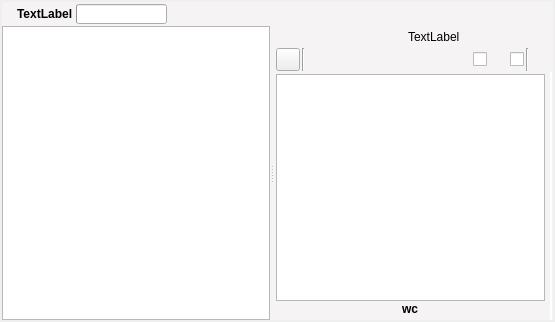
This is ui/manuscript_view.ui in zkovari/plotlyst as Qt 5 draws it before an edit. The edited form follows.
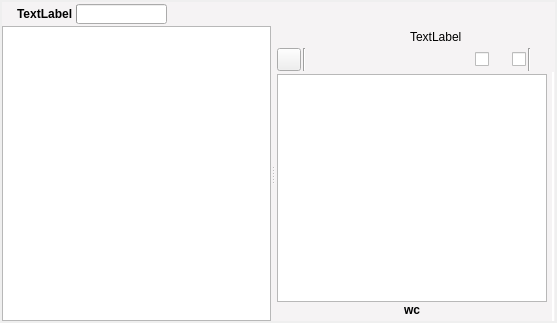
This is the edited form. Custom widgets are drawn as their Qt base class.

Commit message: Scene and chapter creation in manuscript view

Diff of the .ui file:
```diff
--- a/ui/manuscript_view.ui
+++ b/ui/manuscript_view.ui
@@ -6,8 +6,8 @@
    <rect>
     <x>0</x>
     <y>0</y>
-    <width>555</width>
-    <height>322</height>
+    <width>557</width>
+    <height>323</height>
    </rect>
   </property>
   <property name="windowTitle">
@@ -553,6 +553,11 @@
    <extends>QWidget</extends>
    <header>src.main.python.plotlyst.view.widget.manuscript</header>
   </customwidget>
+  <customwidget>
+   <class>ScenesTreeView</class>
+   <extends>QTreeView</extends>
+   <header>src.main.python.plotlyst.view.widget.scenes</header>
+  </customwidget>
   <customwidget>
    <class>WordsDisplay</class>
    <extends>QLabel</extends>
```
Left out of the diff: 40 changed lines with no effect on the pictures. The commit also changes 3 other files.
